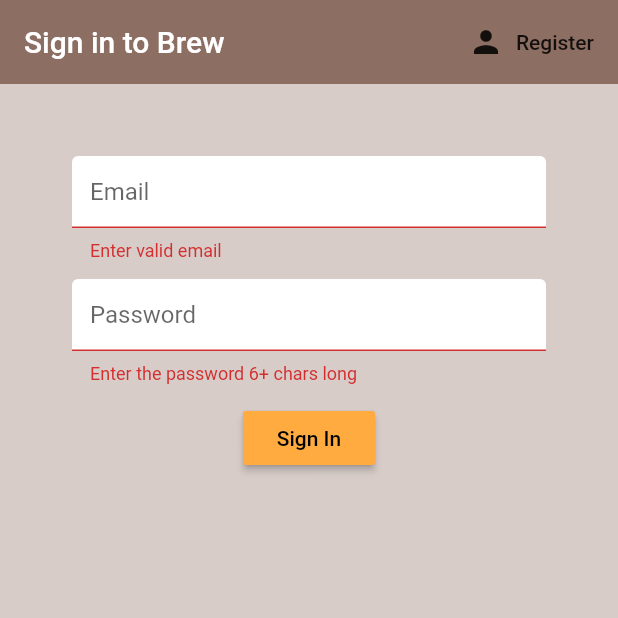
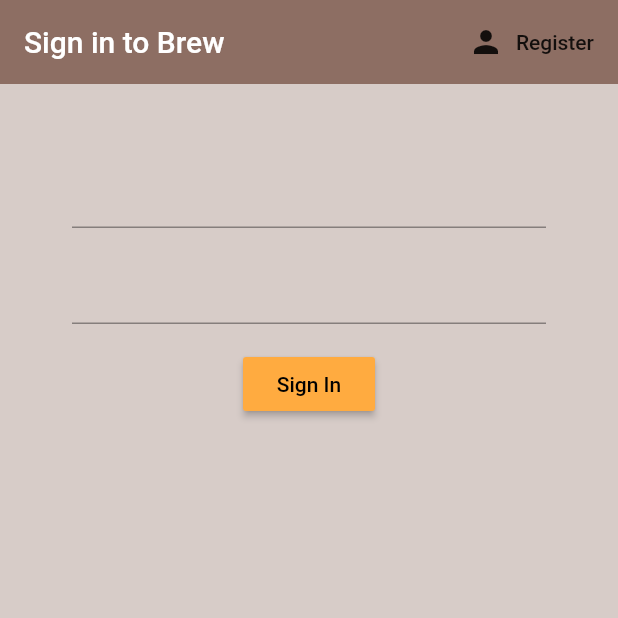
Before and after one commit to patelprashant/brew_me_coffee, a Flutter app: the screen it shows after launch, after a tap on "Sign In", on a phone screen of 412 x 824 dp, the top half of it. Run offline on Flutter 3.47's test engine with Material 2 defaults, Android fonts, the phone set to English and light mode, and no system bars; our stand-ins replace firebase_auth; accounts and stored records are empty.

```diff
--- a/lib/screens/authentication/register.dart
+++ b/lib/screens/authentication/register.dart
@@ -1,5 +1,4 @@
 import 'package:brew_me_coffee/services/auth.dart';
-import 'package:brew_me_coffee/shared/constants.dart';
 import 'package:flutter/material.dart';
 
 class Register extends StatefulWidget {
@@ -46,7 +45,6 @@ class _RegisterState extends State<Register> {
             children: <Widget>[
               SizedBox(height: 24.0),
               TextFormField(
-                decoration: txtInputDecoration,
                 validator: (val) => val.isEmpty ? "Enter valid email" : null,
                 onChanged: (val) {
                   setState(() => email = val);
@@ -54,9 +52,8 @@ class _RegisterState extends State<Register> {
               ),
               SizedBox(height: 12.0),
               TextFormField(
-                decoration: txtInputDecoration.copyWith(hintText: "Password"),
                 validator: (val) =>
-                val.length < 6 ? "Enter the password 6+ chars long" : null,
+                    val.length < 6 ? "Enter the password 6+ chars long" : null,
                 onChanged: (val) {
                   setState(() => password = val);
                 },
--- a/lib/screens/authentication/sign_in.dart
+++ b/lib/screens/authentication/sign_in.dart
@@ -1,5 +1,4 @@
 import 'package:brew_me_coffee/services/auth.dart';
-import 'package:brew_me_coffee/shared/constants.dart';
 import 'package:flutter/material.dart';
 
 class SignIn extends StatefulWidget {
@@ -13,12 +12,10 @@ class SignIn extends StatefulWidget {
 
 class _SignInState extends State<SignIn> {
   final AuthService _authService = AuthService();
-  final _formKey = GlobalKey<FormState>();
 
   //text field state
   String email = "";
   String password = "";
-  String error = "";
 
   @override
   Widget build(BuildContext context) {
@@ -41,49 +38,40 @@ class _SignInState extends State<SignIn> {
       body: Container(
         padding: EdgeInsets.symmetric(vertical: 24.0, horizontal: 48.0),
         child: Form(
-          key: _formKey,
           child: Column(
             children: <Widget>[
               SizedBox(height: 24.0),
               TextFormField(
-                decoration: txtInputDecoration,
-                validator: (val) => val.isEmpty ? "Enter valid email" : null,
                 onChanged: (val) {
                   setState(() => email = val);
                 },
               ),
-              SizedBox(height: 12.0),
+              SizedBox(height: 16.0),
               TextFormField(
-                decoration: txtInputDecoration.copyWith(hintText: "Password"),
-                validator: (val) =>
-                val.length < 6 ? "Enter the password 6+ chars long" : null,
                 onChanged: (val) {
                   setState(() => password = val);
                 },
                 obscureText: true,
               ),
-              SizedBox(height: 12.0),
+              SizedBox(height: 16.0),
               RaisedButton(
                 onPressed: () async {
-                  if (_formKey.currentState.validate()) {
-                    dynamic result =
-                    await _authService.emailSignIn(email, password);
-                    if (result == null) {
-                      setState(() =>
-                      error = "Couldn\'t Sign in with those credentials");
-                    }
-                  }
+                  print(email);
+                  print(password);
+
+//                  dynamic result = await _authService.signInAnon();
+//                  if (result == null) {
+//                    print('Error signing in anon');
+//                  } else {
+//                    print('Signing in anon');
+//                    print(result.uid);
+//                  }
                 },
                 color: Colors.orangeAccent,
                 child: Text(
                   'Sign In',
                   style: TextStyle(color: Colors.black),
                 ),
-              ),
-              SizedBox(height: 12.0),
-              Text(
-                error,
-                style: TextStyle(color: Colors.red, fontSize: 16.0),
               ),
             ],
           ),
--- a/lib/services/auth.dart
+++ b/lib/services/auth.dart
@@ -26,19 +26,7 @@ class AuthService {
     }
   }
 
-//sign in with email and pwd
-  Future emailSignIn(String email, String password) async {
-    try {
-      AuthResult result = await _auth.signInWithEmailAndPassword(
-          email: email, password: password);
-      FirebaseUser fbUser = result.user;
-      return _userFromFBUser(fbUser);
-    } catch (e) {
-      print(e.toString());
-      return null;
-    }
-  }
-
+//TODO: sign in with email and pwd
 //register with email and pwd
   Future emailRegistration(String email, String password) async {
     try {
--- a/lib/shared/constants.dart
+++ /dev/null
@@ -1,19 +0,0 @@
-import 'package:flutter/material.dart';
-
-final txtInputDecoration = InputDecoration(
-  hintText: "Email",
-  fillColor: Colors.white,
-  filled: true,
-  enabledBorder: OutlineInputBorder(
-    borderSide: BorderSide(
-      color: Colors.white,
-      width: 2.0,
-    ),
-  ),
-  focusedBorder: OutlineInputBorder(
-    borderSide: BorderSide(
-      color: Colors.orange,
-      width: 2.0,
-    ),
-  ),
-);
```
